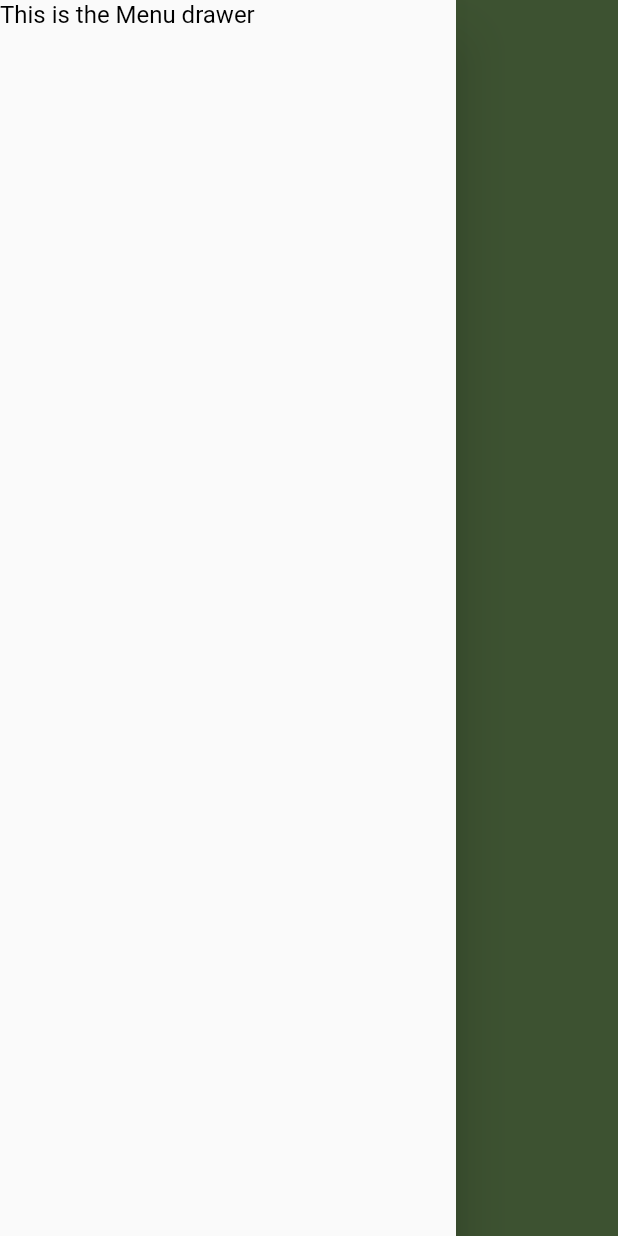
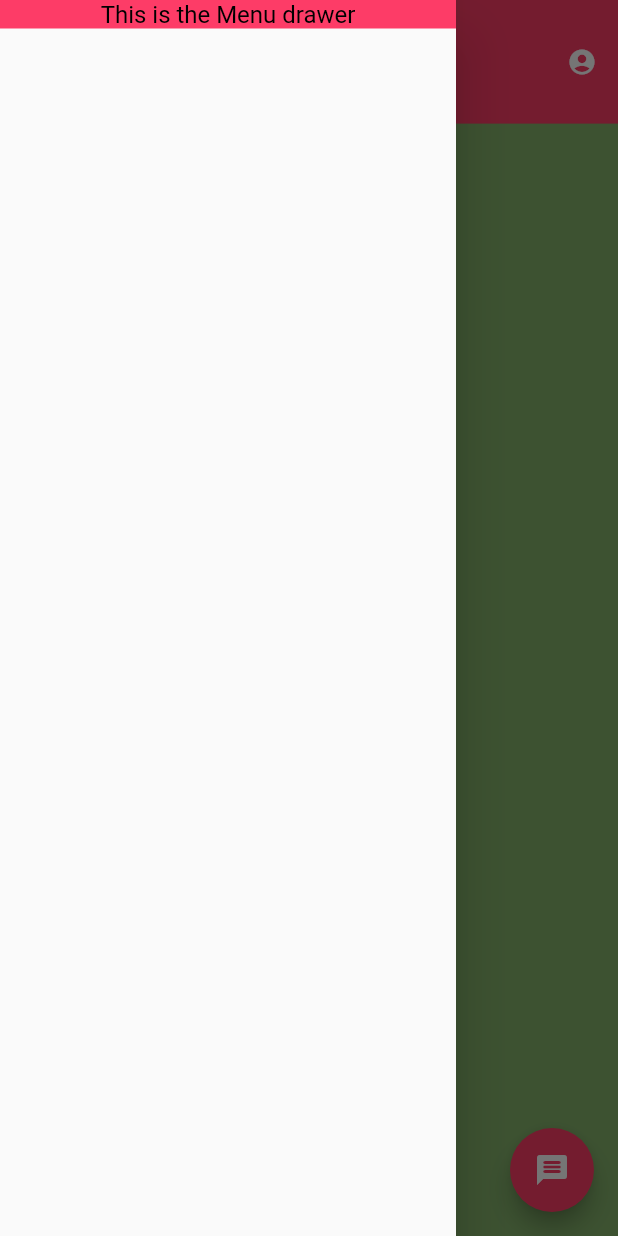
Before and after one commit to denmau-zz/rada_chat, a Flutter app: the screen it shows after launch, with the side drawer open, on a phone screen of 412 x 824 dp. Run offline on Flutter 3.47's test engine with Material 2 defaults, Android fonts, the phone set to English and light mode, and no system bars.

Commit message:
chat screen set up

```diff
--- a/lib/constants/constants.dart
+++ b/lib/constants/constants.dart
@@ -16,8 +16,8 @@ const kButtonTextStyle = TextStyle(
 var kThemedTextTitleStyle = TextStyle(
   fontFamily: 'Montserrat',
   fontWeight: FontWeight.w600,
-  color: kAscentGreen,
-  fontSize: 32,
+  color: kAppThemeColor,
+  fontSize: 15,
 );
 
 const kSubTitleDarkText = TextStyle(
--- a/lib/menu_drawer.dart
+++ b/lib/menu_drawer.dart
@@ -1,3 +1,5 @@
+import 'dart:developer';
+
 import 'package:flutter/material.dart';
 import 'package:rada_chat/constants/constants.dart';
 
@@ -13,19 +15,25 @@ class MenuDrawer extends StatefulWidget {
 class _MenuDrawerState extends State<MenuDrawer> {
   @override
   Widget build(BuildContext context) {
+    log("opened Menu Drawer");
     return Drawer(
       child: Column(
         crossAxisAlignment: CrossAxisAlignment.start,
         mainAxisSize: MainAxisSize.min,
         children: [
-          ListView(
+          Container(
+            color: kSecondaryAppThemeColor,
+            child: ListView(
               shrinkWrap: true,
               children: <Widget>[
-              Text(
+                Center(
+                  child: Text(
                     'This is the Menu drawer',
                     style: kBodyText,
                   ),
+                ),
               ],
+            ),
           ),
         ],
       ),
--- a/lib/screens/chat/ChatScreen.dart
+++ b/lib/screens/chat/ChatScreen.dart
@@ -6,7 +6,6 @@ import 'package:rada_chat/constants/constants.dart';
 import '../../menu_drawer.dart';
 
 class ChatScreen extends StatefulWidget {
-
   static String routeName = "/chat";
 
   const ChatScreen({Key key}) : super(key: key);
@@ -21,13 +20,66 @@ class _ChatScreenState extends State<ChatScreen> {
     final _scaffoldKey = GlobalKey<ScaffoldState>();
     log("Entered chat screen");
 
+    var menuBarIcons = Row(
+      mainAxisAlignment: MainAxisAlignment.spaceBetween,
+      children: [
+        IconButton(
+          icon: Icon(
+            Icons.menu,
+            size: 20.0,
+            color: kTextColorWhite,
+          ),
+          onPressed: () => _scaffoldKey.currentState.openDrawer(),
+        ),
+        Text(
+          'Rada Chat SeKU',
+          style: kThemedTextTitleStyle,
+        ),
+        IconButton(
+          icon: Icon(
+            Icons.account_circle_rounded,
+            size: 20.0,
+            color: kTextColorWhite,
+          ),
+          onPressed: () {},
+        ),
+      ],
+    );
+
     return Scaffold(
       key: _scaffoldKey,
       drawer: MenuDrawer(),
       body: SafeArea(
         child: Container(
           color: kAscentGreen,
+          child: Column(
+            children: [
+              Expanded(
+                child: Container(
+                  color: kSecondaryAppThemeColor,
+                  child: menuBarIcons,
+                ),
+              ),
+              Expanded(
+                flex: 9,
+                child: Container(
+                  color: Colors.transparent,
+                ),
+              )
+            ],
+          ),
         ),
+      ),
+      floatingActionButton: FloatingActionButton(
+        // isExtended: true,
+        child: Icon(Icons.message_rounded),
+        backgroundColor: kSecondaryAppThemeColor,
+        onPressed: () {
+          log("Floating action button pressed");
+          ScaffoldMessenger.of(context).showSnackBar(SnackBar(
+            content: Text("Starting a new chat ..."),
+          ));
+        },
       ),
     );
   }
```
Lines whose indentation alone changed are shown as unchanged.
